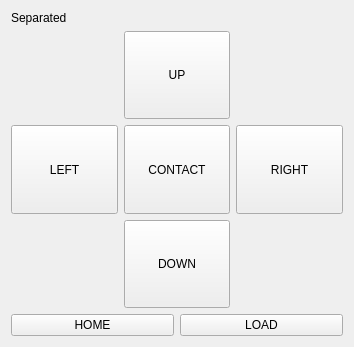
First picture: the form in ECS02UI.ui, repository kkrizka/chister, before the edit.
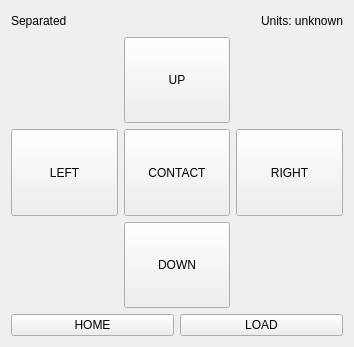
Second picture: the form after the edit.

The edit to the form file:
```diff
--- a/ECS02UI.ui
+++ b/ECS02UI.ui
@@ -15,6 +15,11 @@
   </property>
   <layout class="QVBoxLayout" name="verticalLayout">
    <item>
+    <layout class="QHBoxLayout" name="horizontalLayout_2">
+     <property name="sizeConstraint">
+      <enum>QLayout::SetMaximumSize</enum>
+     </property>
+     <item>
     <widget class="QLabel" name="chuckStateLabel">
      <property name="sizePolicy">
       <sizepolicy hsizetype="Preferred" vsizetype="Fixed">
@@ -26,6 +31,34 @@
       <string>Separated</string>
      </property>
     </widget>
+     </item>
+     <item>
+      <spacer name="horizontalSpacer">
+       <property name="orientation">
+        <enum>Qt::Horizontal</enum>
+       </property>
+       <property name="sizeHint" stdset="0">
+        <size>
+         <width>40</width>
+         <height>20</height>
+        </size>
+       </property>
+      </spacer>
+     </item>
+     <item>
+      <widget class="QLabel" name="unitsLabel">
+       <property name="sizePolicy">
+        <sizepolicy hsizetype="Preferred" vsizetype="Fixed">
+         <horstretch>0</horstretch>
+         <verstretch>0</verstretch>
+        </sizepolicy>
+       </property>
+       <property name="text">
+        <string>Units: unknown</string>
+       </property>
+      </widget>
+     </item>
+    </layout>
    </item>
    <item>
     <layout class="QGridLayout" name="gridLayout">
```
Lines whose indentation alone changed are shown as unchanged.
